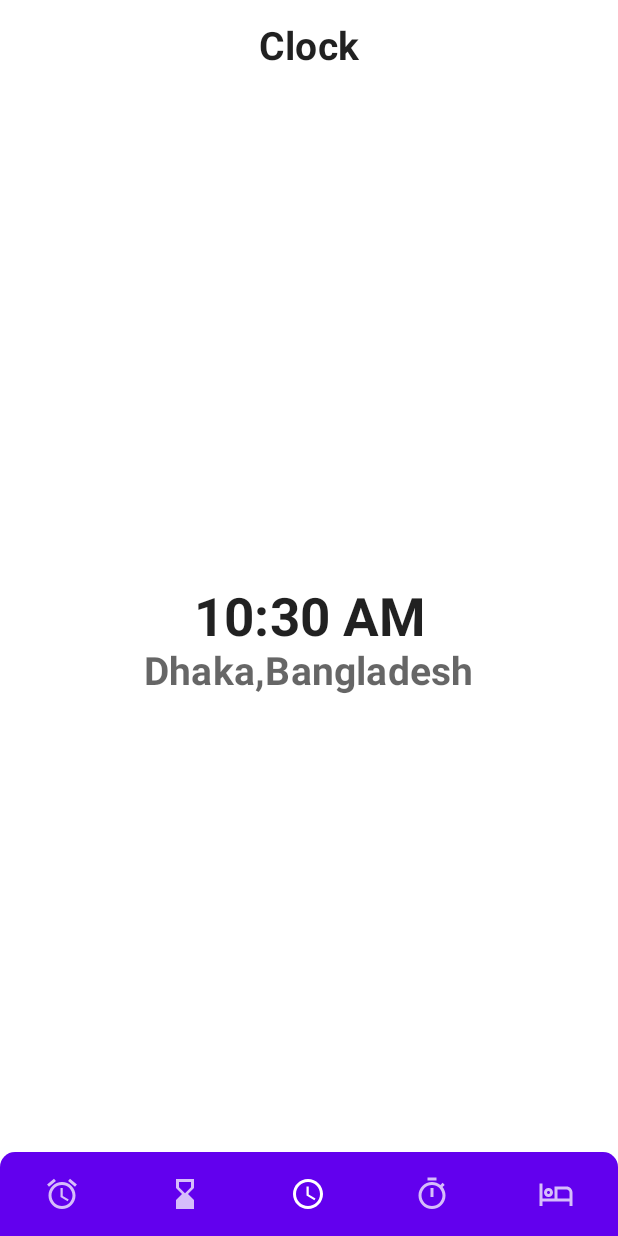
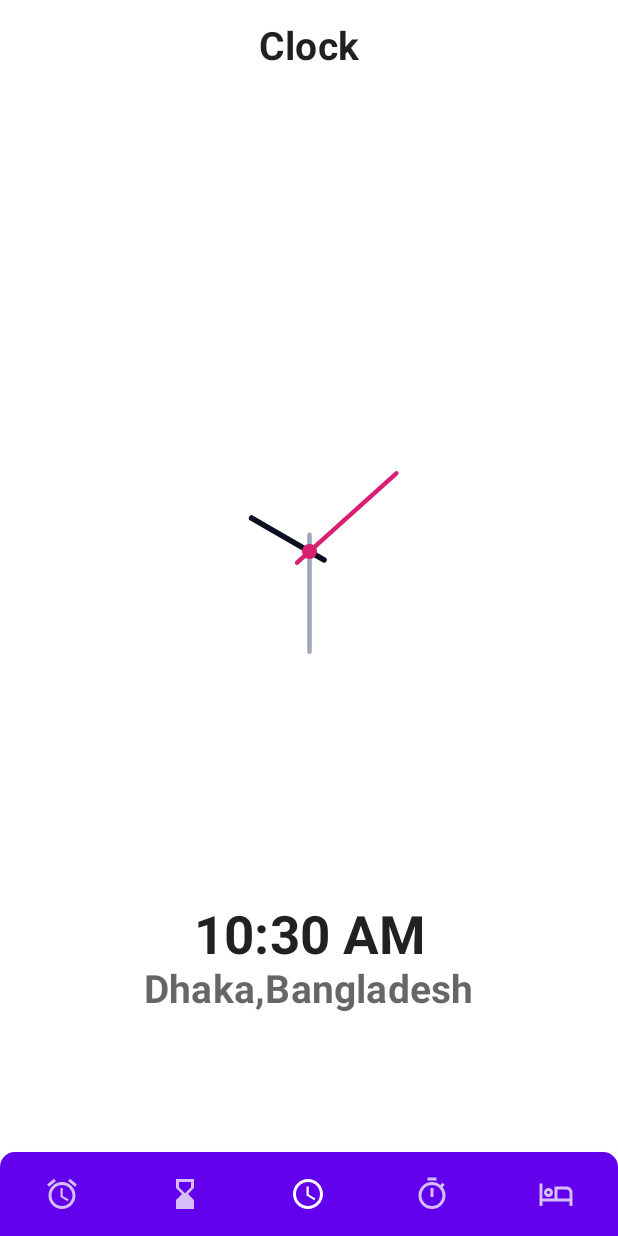
Before and after one commit to Try64/ComposePractise0, an Android app built with Jetpack Compose: the screen it shows after launch (MainActivity), on a phone screen of 412 x 824 dp. Run offline under Robolectric (Android 15) with nearby library versions, the phone set to English and light mode, and no system bars.

Commit message:
analog clock functionality done.

```diff
--- /dev/null
+++ b/app/src/main/java/com/try64/composepractise0/AnalogClockComponent.kt
@@ -0,0 +1,90 @@
+package com.try64.composepractise0
+
+import androidx.compose.foundation.Canvas
+import androidx.compose.foundation.background
+import androidx.compose.foundation.layout.Box
+import androidx.compose.foundation.layout.fillMaxSize
+import androidx.compose.runtime.Composable
+import androidx.compose.ui.Modifier
+import androidx.compose.ui.geometry.Offset
+import androidx.compose.ui.graphics.Color
+import androidx.compose.ui.graphics.StrokeCap
+import androidx.compose.ui.graphics.drawscope.rotate
+import androidx.compose.ui.unit.dp
+import com.try64.composepractise0.ui.theme.AnalogClockHourHandColor
+import com.try64.composepractise0.ui.theme.AnalogClockMinuteHandColor
+import com.try64.composepractise0.ui.theme.AnalogClockSecondHandColor
+import kotlin.math.min
+
+@Composable
+fun AnalogClockComponent(
+    hour:Int,
+    minute:Int,
+    second:Int
+) {
+
+    Box(modifier = Modifier.fillMaxSize(fraction = 0.6f)) {
+        Canvas(modifier = Modifier.fillMaxSize()){
+            val diameter = min(size.width,size.height) * 0.9f
+            val radius = diameter/2
+
+            repeat(12){
+                val start = center - Offset(0F,radius)
+                val end = start + Offset(0F,radius/40F)
+                rotate(it/ 12f * 360){
+                    drawLine(
+                        color = Color.White,
+                        start = start,
+                        end = end,
+                        strokeWidth = 5.dp.toPx(),
+                        cap = StrokeCap.Round
+                    )
+                }
+            }
+
+            val secondRatio = second /60F
+            val minuteRatio = minute /60F
+            val hourRatio = hour /12F
+
+            rotate(hourRatio * 360, center){
+                drawLine(
+                    color = AnalogClockHourHandColor,
+                    start = center - Offset(0F,radius*0.4f),
+                    end = center + Offset(0F,radius*0.1F),
+                    strokeWidth = 3.8.dp.toPx(),
+                    cap = StrokeCap.Round
+                )
+            }
+
+            rotate(minuteRatio * 360, center){
+                drawLine(
+                    color = AnalogClockMinuteHandColor,
+                    start = center - Offset(0F,radius*0.6f),
+                    end = center + Offset(0F,radius*0.1F),
+                    strokeWidth = 3.dp.toPx(),
+                    cap = StrokeCap.Round
+                )
+            }
+            rotate(secondRatio * 360, center){
+                drawLine(
+                    color = AnalogClockSecondHandColor,
+                    start = center - Offset(0F,radius*0.7f),
+                    end = center + Offset(0F,radius*0.1F),
+                    strokeWidth = 3.dp.toPx(),
+                    cap = StrokeCap.Round
+                )
+            }
+
+            drawCircle(
+                color = AnalogClockSecondHandColor,
+                radius = 5.dp.toPx(),
+                center = center
+            )
+
+
+
+
+        }
+    }
+
+}
--- a/app/src/main/java/com/try64/composepractise0/MainActivity.kt
+++ b/app/src/main/java/com/try64/composepractise0/MainActivity.kt
@@ -70,7 +70,10 @@ class MainActivity : ComponentActivity() {
                                 contentAlignment = Alignment.Center
                             ) {
                                 Column(horizontalAlignment = Alignment.CenterHorizontally) {
-                                    AnalogClockComponent()
+                                    AnalogClockComponent(
+                                        hour = hour.toInt(),
+                                        minute = minute.toInt(),
+                                        second = second.toInt())
                                     Spacer(modifier = Modifier.height(24.dp))
                                     DigitalCLockComponent(
                                         hour = hour,
@@ -152,11 +155,6 @@ fun HeaderComponent() {
 }
 
 @Composable
-fun AnalogClockComponent() {
-
-}
-
-@Composable
 fun DigitalCLockComponent(
     hour:String,
     minute:String,
```
